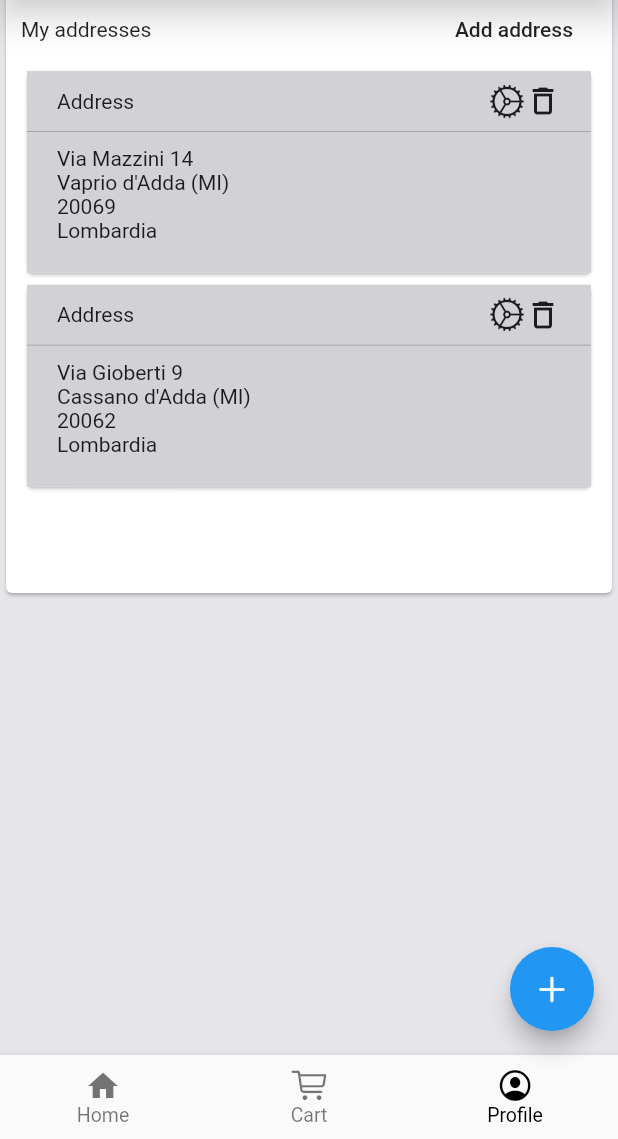
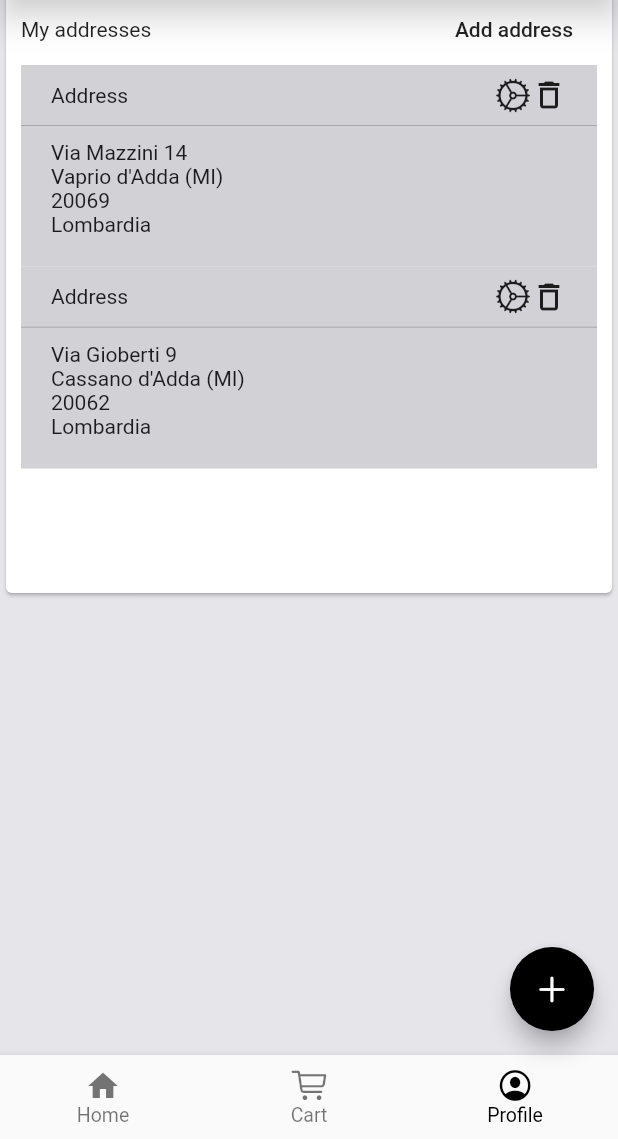
Before and after one commit to Flutter-Bootcamp/flutter_bootcamp_dec_2020_day_by_day, a Flutter app: the screen it shows after launch, item 3 of the bottom bar chosen, on a phone screen of 412 x 824 dp, the part 97-1236 px from its top. Run offline on Flutter 3.47's test engine with Material 2 defaults, Android fonts, the phone set to English and light mode, and no system bars; our stand-ins replace firebase_core, firebase_storage, get, image_picker; accounts and stored records are empty; network calls fail.

Commit message:
final commit 2

```diff
--- a/lib/screens/article_list_screen.dart
+++ b/lib/screens/article_list_screen.dart
@@ -80,7 +80,7 @@ class _ArticleListScreenState extends State<ArticleListScreen> {
                       : orderByFilter
                   ),
                   const SizedBox(width: 5,),
-                  Icon(Icons.arrow_drop_down_circle)
+                  const Icon(Icons.arrow_drop_down_circle)
                 ],
               ),
               onSelected: _orderBy,
--- a/lib/screens/homepage_screen.dart
+++ b/lib/screens/homepage_screen.dart
@@ -45,12 +45,13 @@ class _HomePageState extends State<HomePage> {
       backgroundColor: CupertinoColors.systemGrey5,
       appBar: AppBar(title: const Text('Flutter Bootcamp 2020')),
       body: articleListController.isLoading.value
-          ? Center(
-          child: CircularProgressIndicator()
+          ? const Center(
+          child: const CircularProgressIndicator()
       )
           :_pages.elementAt(_selectedIndex),
       floatingActionButton: FloatingActionButton(
-        child: Icon(CupertinoIcons.plus),
+        backgroundColor: Colors.black,
+        child: const Icon(CupertinoIcons.plus),
         onPressed: (){
           Navigator.of(context).push(MaterialPageRoute(
             builder: (BuildContext context)=>UploadArticleScreen()
@@ -61,16 +62,16 @@ class _HomePageState extends State<HomePage> {
         elevation: 5,
         fixedColor: Colors.black,
         items: [
-          BottomNavigationBarItem(
-              icon: Icon(Icons.home),
+          const BottomNavigationBarItem(
+              icon: const Icon(Icons.home),
               label: 'Home'
           ),
           BottomNavigationBarItem(
               icon: cartController.cartList.isEmpty
-                  ? Icon(CupertinoIcons.shopping_cart)
+                  ? const Icon(CupertinoIcons.shopping_cart)
                   : Stack(
                 children: [
-                  Icon(CupertinoIcons.cart_fill),
+                  const Icon(CupertinoIcons.cart_fill),
                   Container(
                     alignment: Alignment.center,
                     height: 15,
@@ -80,15 +81,15 @@ class _HomePageState extends State<HomePage> {
                         shape: BoxShape.circle
                     ),
                     child: Text(cartController.cartList.length.toString(),
-                      style: TextStyle(color: Colors.white, fontSize: 12),
+                      style: const TextStyle(color: Colors.white, fontSize: 12),
                     ),
                   ),
                 ],
               ),
               label: 'Cart'
           ),
-          BottomNavigationBarItem(
-              icon: Icon(CupertinoIcons.profile_circled),
+          const BottomNavigationBarItem(
+              icon: const Icon(CupertinoIcons.profile_circled),
               label: 'Profile'
           )
         ],
--- a/lib/screens/market_screen.dart
+++ b/lib/screens/market_screen.dart
@@ -1,8 +1,6 @@
 import 'package:flutter/material.dart';
-import 'package:flutter_bootcamp_2020/screens/article_list_screen.dart';
 import 'package:flutter_bootcamp_2020/util/constants.dart';
 import 'package:flutter_bootcamp_2020/widgets/horizontal_list_container.dart';
-import '../global.dart';
 
 class Market extends StatelessWidget {
   @override
--- a/lib/screens/profile_screen.dart
+++ b/lib/screens/profile_screen.dart
@@ -10,7 +10,7 @@ class Profile extends StatelessWidget {
     return GetBuilder<AddressDeliveryController>(
         builder: (controller) => Card(
           child: Container(
-            padding: EdgeInsets.symmetric(horizontal: 10),
+            padding: const EdgeInsets.symmetric(horizontal: 10),
             height: 200.0 * controller.addressList.length,
             child: Column(
               children: [
--- a/lib/screens/upload_article_screen.dart
+++ b/lib/screens/upload_article_screen.dart
@@ -1,4 +1,3 @@
-import 'dart:io';
 import 'package:flutter/cupertino.dart';
 import 'package:flutter/material.dart';
 import 'package:flutter_bootcamp_2020/controllers/article_list_controller.dart';
@@ -53,6 +52,7 @@ Future<void> postArticle() async{
   @override
   Widget build(BuildContext context) {
     return Scaffold(
+      resizeToAvoidBottomInset: false,
       backgroundColor: CupertinoColors.systemGrey5,
       appBar: AppBar(title: Text('SoItaly')),
       body: Padding(
--- a/lib/widgets/address_custom_card.dart
+++ b/lib/widgets/address_custom_card.dart
@@ -11,8 +11,7 @@ class AddressCard extends StatelessWidget {
 
   @override
   Widget build(BuildContext context) {
-    return Card(
-      child: Container(
+    return Container(
       decoration: BoxDecoration(
         color: CupertinoColors.systemGrey4,
       ),
@@ -20,15 +19,15 @@ class AddressCard extends StatelessWidget {
         children: [
           Container(
             height: 40,
-              padding: EdgeInsets.symmetric(horizontal: 20),
+            padding: const EdgeInsets.symmetric(horizontal: 20),
             child: Row(
               mainAxisAlignment: MainAxisAlignment.spaceBetween,
               children: [
-                  Text('Address'),
+                const Text('Address'),
                 Row(
                   children: [
                      GestureDetector(
-                           child: Icon(CupertinoIcons.settings),
+                         child: const Icon(CupertinoIcons.settings),
                        onTap: ()=>Navigator.of(context).push(
                            MaterialPageRoute(
                                builder: (BuildContext context)=> EditAddressPage(
@@ -39,8 +38,7 @@ class AddressCard extends StatelessWidget {
                     if(AddressDeliveryController.to.addressList.length>1)
                     GestureDetector(
                         onTap: ()=> AddressDeliveryController.to.deleteAddress(address),
-                          child: Icon(
-                              Icons.delete_outline)
+                        child: const Icon(Icons.delete_outline)
                     )
                   ],
                 )
@@ -49,7 +47,7 @@ class AddressCard extends StatelessWidget {
           ),
           Container(height: 0.5, width: double.infinity, color: CupertinoColors.inactiveGray,),
           Container(
-              padding: EdgeInsets.fromLTRB(20,10,20,20),
+            padding: const EdgeInsets.fromLTRB(20,10,20,20),
             width: double.infinity,
             child: Column(
               crossAxisAlignment: CrossAxisAlignment.start,
@@ -64,7 +62,6 @@ class AddressCard extends StatelessWidget {
           )
         ],
       ),
-      ),
     );
   }
 }
--- a/lib/widgets/article_custom_tile.dart
+++ b/lib/widgets/article_custom_tile.dart
@@ -39,9 +39,9 @@ class ArticleCustomTile extends StatelessWidget {
                             CartController.to.deleteArticleFromCart(article);
                         },
                       ),
-                      Text('${article.price}')
-                    ],
-                  ),
+                      Text('${article.price}', overflow: TextOverflow.ellipsis)
+                    ]
+                  )
                 )
             ]
           )
--- a/lib/widgets/empty_cart_card.dart
+++ b/lib/widgets/empty_cart_card.dart
@@ -4,15 +4,15 @@ class EmptyCartCard extends StatelessWidget {
   @override
   Widget build(BuildContext context) {
     return Card(
-      child: Container(
+      child: SizedBox(
         height: 250,
         width: double.infinity,
         child: Column(
           mainAxisAlignment: MainAxisAlignment.center,
           children: [
-            Text('Currently your cart is empty'),
+            const Text('Currently your cart is empty'),
             const SizedBox(height: 10,),
-            Icon(Icons.shopping_cart, size: 50,)
+            const Icon(Icons.shopping_cart, size: 50,)
           ],
         ),
       ),
```
Also changed, not shown: lib/global.dart (+0 -14 lines), lib/models/article_model.dart (+7 -8 lines), lib/screens/cart_screen.dart (+4 -5 lines), lib/screens/edit_address.dart (+5 -5 lines), lib/widgets/article_custom_card.dart (+6 -4 lines), lib/widgets/horizontal_list_container.dart (+3 -4 lines), lib/screens/article_upload_screen.dart (deleted), 2 other files. Lines whose indentation alone changed are shown as unchanged.
